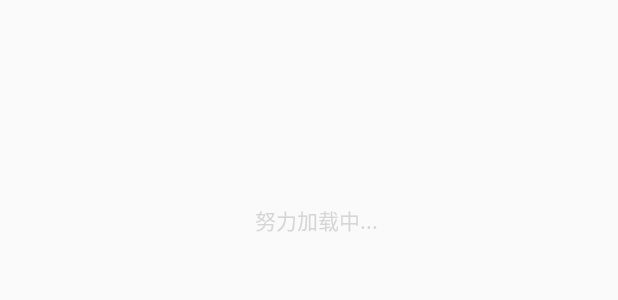
After one commit to wang869755676/TestOldPerson, an Android app: the layout activity_base.xml on its own in the app's theme, with its tools: preview values and no code run, on a phone screen of 412 x 824 dp. The commit adds this screen. Shown: the top 300 px of the screen. Run offline under Robolectric (Android 15) with nearby library versions, the phone set to English and light mode, and no system bars.

```diff
--- a/app/src/main/java/com/jin/testoldperson/desigen/DesigenActivity.java
+++ b/app/src/main/java/com/jin/testoldperson/desigen/DesigenActivity.java
@@ -15,6 +15,7 @@ import android.view.Menu;
 import android.view.MenuItem;
 
 import com.jin.testoldperson.R;
+import com.nineoldandroids.view.ViewHelper;
 
 public class DesigenActivity extends AppCompatActivity
         implements NavigationView.OnNavigationItemSelectedListener {
@@ -49,6 +50,7 @@ public class DesigenActivity extends AppCompatActivity
 
         NavigationView navigationView = (NavigationView) findViewById(R.id.nav_view);
         navigationView.setNavigationItemSelectedListener(this);
+       // ViewHelper.setTranslationX(view, float);
     }
 
     @Override
--- /dev/null
+++ b/app/src/main/java/com/jin/testoldperson/utils/PerfectClickListener.java
@@ -0,0 +1,34 @@
+package com.jin.testoldperson.utils;
+
+import android.view.View;
+import android.view.View.OnClickListener;
+
+import java.util.Calendar;
+
+/**
+ * 避免在1秒内出发多次点击
+ * Created by yangcai on 2016/1/15.
+ */
+public abstract class PerfectClickListener implements OnClickListener {
+    public static final int MIN_CLICK_DELAY_TIME = 1000;
+    private long lastClickTime = 0;
+    private int id = -1;
+
+    @Override
+    public void onClick(View v) {
+        long currentTime = Calendar.getInstance().getTimeInMillis();
+        int mId = v.getId();
+        if (id != mId) {
+            id = mId;
+            lastClickTime = currentTime;
+            onNoDoubleClick(v);
+            return;
+        }
+        if (currentTime - lastClickTime > MIN_CLICK_DELAY_TIME) {
+            lastClickTime = currentTime;
+            onNoDoubleClick(v);
+        }
+    }
+
+    protected abstract void onNoDoubleClick(View v);
+}
--- /dev/null
+++ b/app/src/main/res/layout/activity_base.xml
@@ -0,0 +1,81 @@
+<?xml version="1.0" encoding="utf-8"?>
+
+
+<FrameLayout
+
+    xmlns:android="http://schemas.android.com/apk/res/android"
+    android:id="@+id/rl_root_root"
+    android:layout_width="match_parent"
+    android:layout_height="match_parent">
+
+    <LinearLayout
+        android:id="@+id/ll_root"
+        android:layout_width="match_parent"
+        android:layout_height="match_parent"
+
+        android:orientation="vertical">
+
+        <android.support.v7.widget.Toolbar xmlns:app="http://schemas.android.com/apk/res-auto"
+            android:id="@+id/tool_bar"
+            android:layout_width="match_parent"
+            android:layout_height="?attr/actionBarSize"
+            app:contentInsetStart="0.0dp"
+            app:layout_scrollFlags="enterAlways|scroll"
+            app:popupTheme="@style/ThemeOverlay.AppCompat.Light" />
+
+
+        <RelativeLayout
+            android:id="@+id/container"
+            android:layout_width="match_parent"
+            android:layout_height="match_parent">
+
+
+            <!--加载失败-->
+            <LinearLayout
+                android:id="@+id/ll_error_refresh"
+                android:layout_width="match_parent"
+                android:layout_height="match_parent"
+                android:gravity="center"
+                android:orientation="vertical"
+                android:visibility="gone">
+
+                <ImageView
+                    android:id="@+id/img_err"
+                    android:layout_width="wrap_content"
+                    android:layout_height="wrap_content" />
+
+                <TextView
+                    android:layout_width="wrap_content"
+                    android:layout_height="wrap_content"
+                    android:layout_marginTop="15dp"
+                    android:text="加载失败,点击重试"
+                    android:textSize="15sp" />
+            </LinearLayout>
+
+            <!--加载中..-->
+            <LinearLayout
+                android:id="@+id/ll_progress_bar"
+                android:layout_width="wrap_content"
+                android:layout_height="wrap_content"
+                android:layout_centerHorizontal="true"
+                android:layout_marginTop="80dp"
+                android:gravity="center_vertical">
+
+                <ImageView
+                    android:id="@+id/img_progress"
+                    android:layout_width="wrap_content"
+                    android:layout_height="wrap_content" />
+
+                <TextView
+                    android:layout_width="wrap_content"
+                    android:layout_height="wrap_content"
+                    android:layout_marginLeft="10dp"
+                    android:text="努力加载中..."
+                    android:textColor="@color/colorTabText"
+                    android:textSize="14sp" />
+
+            </LinearLayout>
+        </RelativeLayout>
+    </LinearLayout>
+
+</FrameLayout>
```
